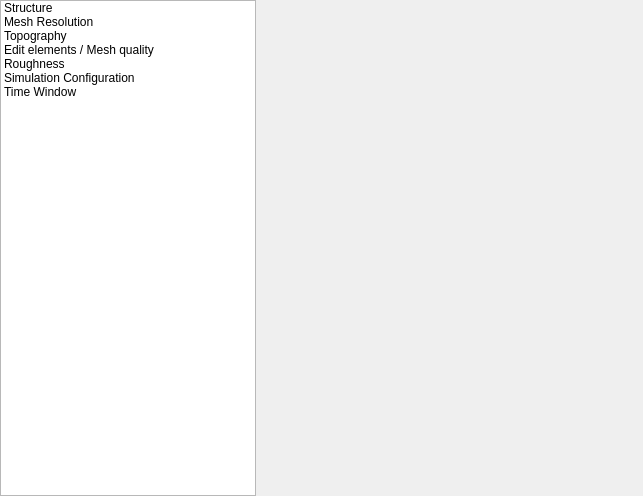
Qt form src/ui/structure2d/reosedithydraulicstructure2dwidget.ui (vcloarec/ReosProject) before a commit.
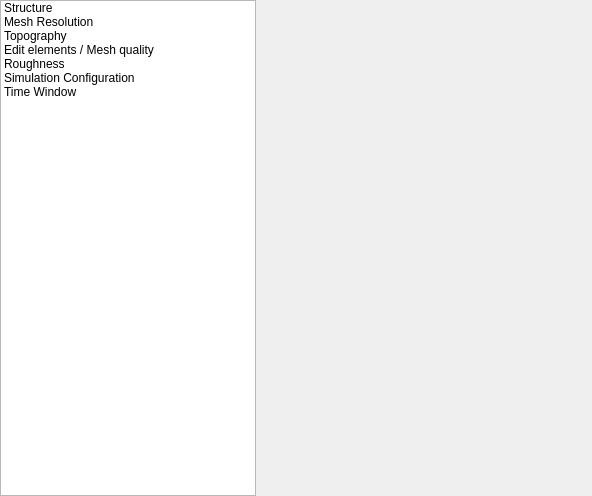
The same form after that commit. The open tabs and pages were chosen to show the change. Icons and pictures are not drawn.

```diff
--- a/src/ui/structure2d/reosedithydraulicstructure2dwidget.ui
+++ b/src/ui/structure2d/reosedithydraulicstructure2dwidget.ui
@@ -6,7 +6,7 @@
    <rect>
     <x>0</x>
     <y>0</y>
-    <width>643</width>
+    <width>592</width>
     <height>496</height>
    </rect>
   </property>
```
Left out of the diff: 2 changed lines with no effect on the pictures.
